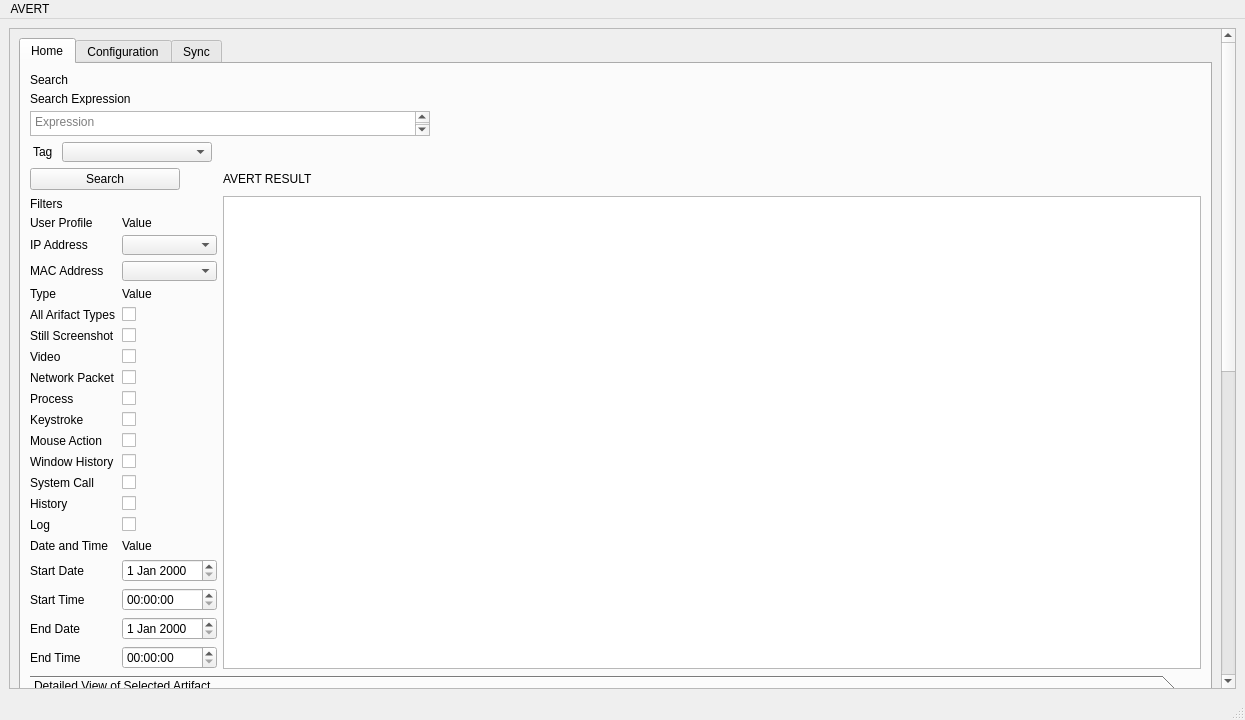
First picture: the form in AvertUI.ui, repository TheCappers/UserInterface, before the edit.
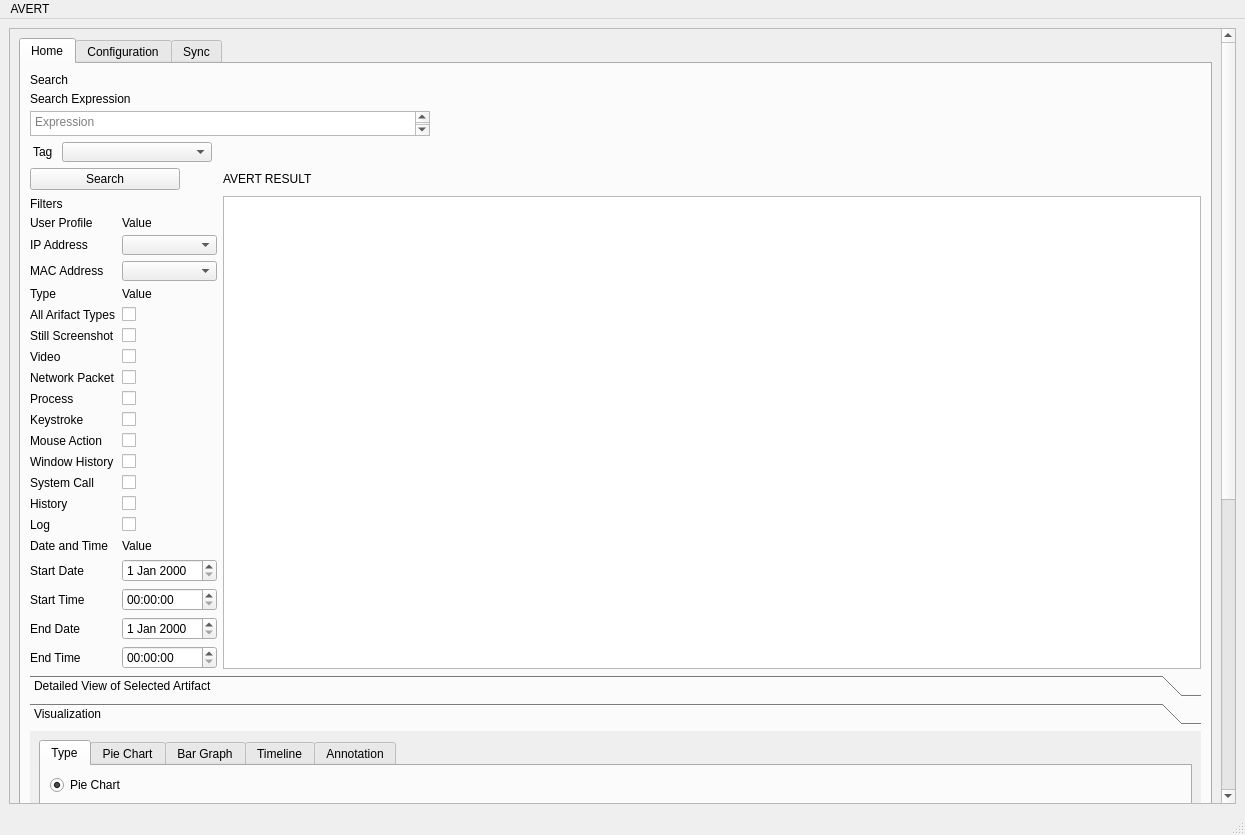
Second picture: the form after the edit. The open tabs and pages were chosen to show the change.

Commit message: added visualization type tab

What changed in the file:
```diff
--- a/AvertUI.ui
+++ b/AvertUI.ui
@@ -7,15 +7,15 @@
     <x>0</x>
     <y>0</y>
     <width>1245</width>
-    <height>720</height>
+    <height>835</height>
    </rect>
   </property>
   <property name="windowTitle">
    <string>MainWindow</string>
   </property>
   <widget class="QWidget" name="centralwidget">
-   <layout class="QGridLayout" name="gridLayout">
-    <item row="0" column="0">
+   <layout class="QVBoxLayout" name="verticalLayout_4">
+    <item>
      <widget class="QScrollArea" name="scrollArea">
       <property name="widgetResizable">
        <bool>true</bool>
@@ -24,9 +24,9 @@
        <property name="geometry">
         <rect>
          <x>0</x>
-         <y>-573</y>
-         <width>1208</width>
-         <height>1232</height>
+         <y>-591</y>
+         <width>1217</width>
+         <height>1358</height>
         </rect>
        </property>
        <layout class="QHBoxLayout" name="horizontalLayout_2">
@@ -734,8 +734,8 @@
                 <rect>
                  <x>0</x>
                  <y>0</y>
-                 <width>1166</width>
-                 <height>465</height>
+                 <width>1177</width>
+                 <height>437</height>
                 </rect>
                </property>
                <attribute name="label">
@@ -750,6 +750,139 @@
                   <property name="currentIndex">
                    <number>0</number>
                   </property>
+                  <widget class="QWidget" name="type">
+                   <attribute name="title">
+                    <string>Type</string>
+                   </attribute>
+                   <layout class="QGridLayout" name="gridLayout">
+                    <item row="0" column="0">
+                     <widget class="QFrame" name="visualization_selection">
+                      <property name="frameShape">
+                       <enum>QFrame::NoFrame</enum>
+                      </property>
+                      <property name="frameShadow">
+                       <enum>QFrame::Plain</enum>
+                      </property>
+                      <layout class="QGridLayout" name="gridLayout_13">
+                       <property name="leftMargin">
+                        <number>0</number>
+                       </property>
+                       <property name="topMargin">
+                        <number>0</number>
+                       </property>
+                       <property name="rightMargin">
+                        <number>0</number>
+                       </property>
+                       <property name="bottomMargin">
+                        <number>0</number>
+                       </property>
+                       <item row="1" column="0" alignment="Qt::AlignLeft">
+                        <widget class="QRadioButton" name="radioButton_2">
+                         <property name="text">
+                          <string>Bar Graph</string>
+                         </property>
+                        </widget>
+                       </item>
+                       <item row="2" column="0" alignment="Qt::AlignLeft">
+                        <widget class="QRadioButton" name="radioButton_4">
+                         <property name="text">
+                          <string>Timeline</string>
+                         </property>
+                        </widget>
+                       </item>
+                       <item row="0" column="0" alignment="Qt::AlignLeft">
+                        <widget class="QRadioButton" name="radioButton">
+                         <property name="text">
+                          <string>Pie Chart</string>
+                         </property>
+                         <property name="checked">
+                          <bool>true</bool>
+                         </property>
+                        </widget>
+                       </item>
+                      </layout>
+                     </widget>
+                    </item>
+                    <item row="1" column="3">
+                     <widget class="QFrame" name="visualization_generators">
+                      <property name="frameShape">
+                       <enum>QFrame::NoFrame</enum>
+                      </property>
+                      <property name="frameShadow">
+                       <enum>QFrame::Plain</enum>
+                      </property>
+                      <layout class="QGridLayout" name="gridLayout_12">
+                       <item row="0" column="0">
+                        <spacer name="verticalSpacer">
+                         <property name="orientation">
+                          <enum>Qt::Vertical</enum>
+                         </property>
+                         <property name="sizeHint" stdset="0">
+                          <size>
+                           <width>20</width>
+                           <height>40</height>
+                          </size>
+                         </property>
+                        </spacer>
+                       </item>
+                       <item row="0" column="1">
+                        <spacer name="verticalSpacer_2">
+                         <property name="orientation">
+                          <enum>Qt::Vertical</enum>
+                         </property>
+                         <property name="sizeHint" stdset="0">
+                          <size>
+                           <width>20</width>
+                           <height>40</height>
+                          </size>
+                         </property>
+                        </spacer>
+                       </item>
+                       <item row="1" column="0">
+                        <widget class="QPushButton" name="pushButton_5">
+                         <property name="text">
+                          <string>Generate</string>
+                         </property>
+                        </widget>
+                       </item>
+                       <item row="1" column="1">
+                        <widget class="QPushButton" name="pushButton_6">
+                         <property name="text">
+                          <string>Export</string>
+                         </property>
+                        </widget>
+                       </item>
+                      </layout>
+                     </widget>
+                    </item>
+                    <item row="1" column="0">
+                     <spacer name="horizontalSpacer_2">
+                      <property name="orientation">
+                       <enum>Qt::Horizontal</enum>
+                      </property>
+                      <property name="sizeHint" stdset="0">
+                       <size>
+                        <width>399</width>
+                        <height>20</height>
+                       </size>
+                      </property>
+                     </spacer>
+                    </item>
+                    <item row="0" column="2">
+                     <spacer name="horizontalSpacer">
+                      <property name="orientation">
+                       <enum>Qt::Horizontal</enum>
+                      </property>
+                      <property name="sizeHint" stdset="0">
+                       <size>
+                        <width>466</width>
+                        <height>20</height>
+                       </size>
+                      </property>
+                     </spacer>
+                    </item>
+                   </layout>
+                  </widget>
                   <widget class="QWidget" name="pie_chart">
                    <attribute name="title">
                     <string>Pie Chart</string>
```
Left out of the diff: 351 changed lines with no effect on the pictures.
